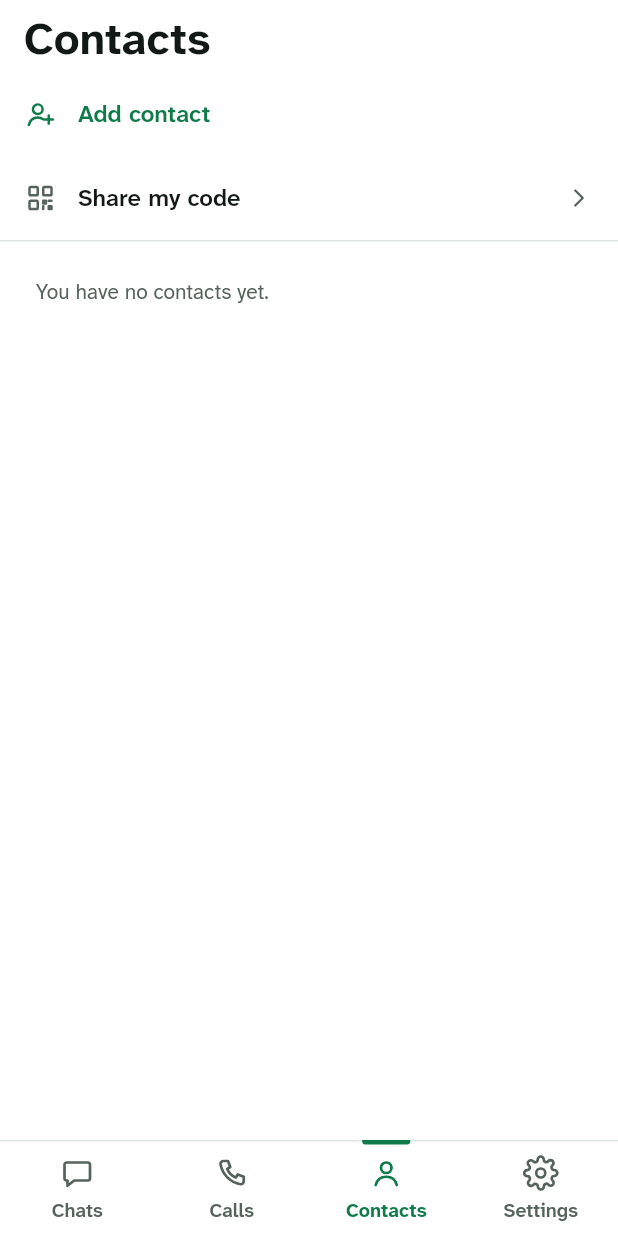
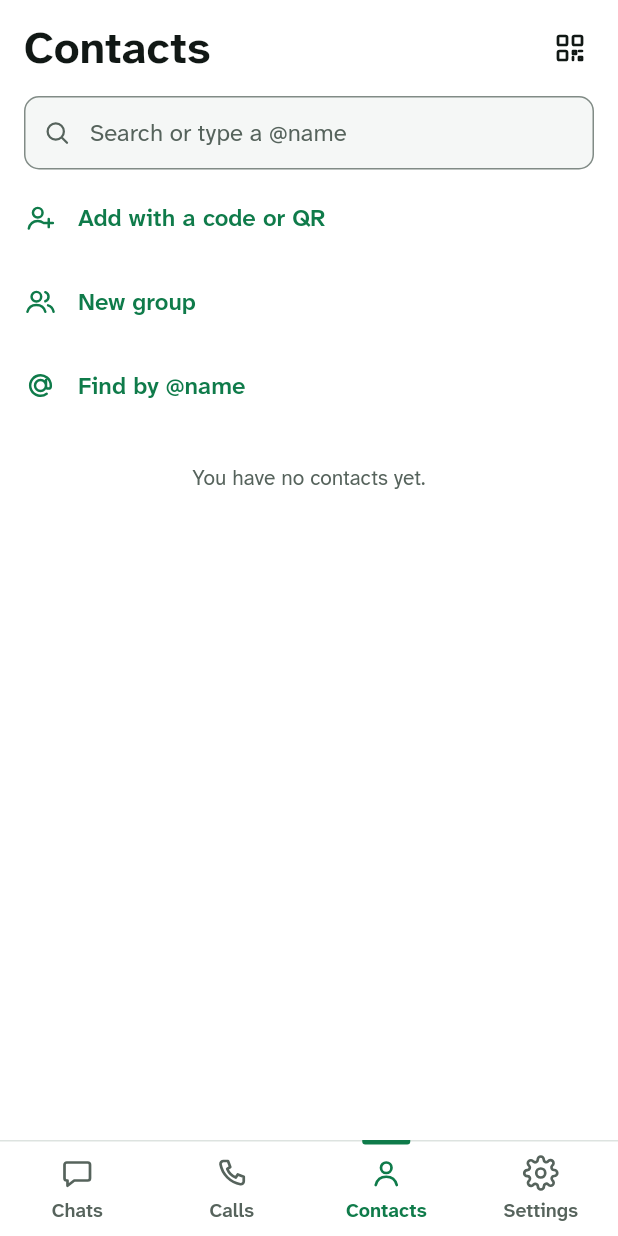
Before and after one commit to trinochat/trino, a Flutter app: the HomeShell screen opened directly, item 3 of the bottom bar chosen, on a phone screen of 412 x 824 dp. Run offline on Flutter 3.47's test engine with Material 3 defaults, Android fonts, the phone set to English and light mode, and no system bars; accounts and stored records are empty; generated files the repository leaves out were written again.

Commit message:
feat(mobile): give Contactos its QR button, search, accent shortcuts and A-Z letters
The title's QR button opens your code; the search finds contacts without
accents and says a @nombre lookup is not in this version yet. "Nuevo grupo"
and "Buscar por @nombre" say the same, and adding by QR offers the scanner
only to say it is not here yet. Contacts sort without accents under their
letter, with the verified shield next to the name and the trust in words.

```diff
--- a/apps/mobile/lib/design/icons.dart
+++ b/apps/mobile/lib/design/icons.dart
@@ -121,6 +121,14 @@ enum TrinoIcons {
     _C(12, 12, 8.5),
     _P('M3.5 12h17'),
     _P('M12 3.5c2.3 2.4 3.5 5.2 3.5 8.5s-1.2 6.1-3.5 8.5c-2.3-2.4-3.5-5.2-3.5-8.5S9.7 5.9 12 3.5z'),
+  ]),
+  atSign([_C(12, 12, 4), _P('M16 8v4.5a1.75 1.75 0 003.5 0V12a7.5 7.5 0 10-3 6')]),
+  key([_P('M15.5 7.5l2.3 2.3a1 1 0 001.4 0l2.1-2.1a1 1 0 000-1.4L19 4'), _P('M21 2l-9.6 9.6'), _C(7.5, 15.5, 5.5)]),
+  smartphone([_R(5, 2, 14, 20, 2), _P('M12 18h.01')]),
+  laptop([
+    _P('M20 16V7a2 2 0 00-2-2H6a2 2 0 00-2 2v9'),
+    _P('M20 16H4'),
+    _P('M20 16l1.28 2.55a1 1 0 01-.9 1.45H3.62a1 1 0 01-.9-1.45L4 16'),
   ]),
   sliders([
     _P('M4 6h10'),
--- a/apps/mobile/lib/l10n/app_en.arb
+++ b/apps/mobile/lib/l10n/app_en.arb
@@ -275,5 +275,14 @@
   "unlockWipeBody": "Your identity, chats and contacts will be deleted from this phone. This cannot be undone.",
   "unlockWipeConfirm": "Delete identity and start over",
   "unlockWiping": "Deleting…",
-  "unlockErrWipe": "The identity could not be deleted. Try again."
+  "unlockErrWipe": "The identity could not be deleted. Try again.",
+
+  "contactsSearchHint": "Search or type a @name",
+  "contactsSearch": "Search contacts",
+  "contactsSearchEmpty": "No contact matches your search.",
+  "contactsUsernameNotYet": "Finding a @name is not available in this version yet.",
+  "contactsAddByCode": "Add with a code or QR",
+  "contactsNewGroup": "New group",
+  "contactsFindByUsername": "Find by @name",
+  "addContactScanQr": "Scan a QR code"
 }
--- a/apps/mobile/lib/screens/contacts_screen.dart
+++ b/apps/mobile/lib/screens/contacts_screen.dart
@@ -1,4 +1,6 @@
-// Contactos: add a contact, share your code, and your contacts.
+// Contactos: the large title with your code's QR, the search, the shortcuts in
+// the accent (add with a code, new group, find by @nombre), and the contacts
+// from A to Z under their letters.
 import 'package:flutter/material.dart';
 
 import '../app/scope.dart';
@@ -7,7 +9,10 @@ import '../design/theme.dart';
 import '../engine/engine.dart';
 import '../l10n/app_localizations.dart';
 import '../ui/avatar.dart';
+import '../ui/icon_button.dart';
 import '../ui/list_row.dart';
+import '../ui/text_field.dart';
+import '../ui/trust_badge.dart';
 import 'add_contact_screen.dart';
 import 'common.dart';
 import 'new_chat_screen.dart';
@@ -22,67 +27,160 @@ class ContactsScreen extends StatefulWidget {
 
 class _ContactsScreenState extends State<ContactsScreen> {
   late final Stream<List<Contact>> _contacts = context.engine.contacts;
+  final _search = TextEditingController();
+
+  @override
+  void dispose() {
+    _search.dispose();
+    super.dispose();
+  }
+
+  String get _query => _search.text.trim();
+
+  /// The engine cannot look up a @nombre yet: the shortcut and the search say so.
+  void _notYet() => showNotice(context, context.l10n.notAvailableYet);
 
   @override
   Widget build(BuildContext context) {
     final l10n = context.l10n;
+    final query = _query;
     return SafeArea(
       bottom: false,
       child: Column(
         children: [
-          LargeTitleBar(title: l10n.contactsTitle),
+          LargeTitleBar(
+            title: l10n.contactsTitle,
+            actions: [
+              TrinoIconButton(
+                icon: TrinoIcons.qr,
+                label: l10n.shareMyCode,
+                onPressed: () => Navigator.of(context).push(ShareCodeScreen.route()),
+              ),
+            ],
+          ),
+          Padding(
+            padding: const EdgeInsets.fromLTRB(16, 4, 16, 4),
+            child: TrinoTextField(
+              controller: _search,
+              semanticLabel: l10n.contactsSearch,
+              hint: l10n.contactsSearchHint,
+              leadingIcon: TrinoIcons.search,
+              textInputAction: TextInputAction.search,
+              autocorrect: false,
+              onChanged: (_) => setState(() {}),
+            ),
+          ),
           Expanded(
-            child: ListView(
+            child: StreamBuilder<List<Contact>>(
+              stream: _contacts,
+              builder: (context, snapshot) {
+                final all = snapshot.data;
+                return ListView(
                   children: [
+                    if (query.isEmpty) ...[
                       ListRow(
                         icon: TrinoIcons.userPlus,
-                  title: l10n.addContact,
+                        title: l10n.contactsAddByCode,
                         accent: true,
                         chevron: false,
                         onTap: () => Navigator.of(context).push(AddContactScreen.route()),
                       ),
                       ListRow(
-                  icon: TrinoIcons.qr,
-                  title: l10n.shareMyCode,
-                  onTap: () => Navigator.of(context).push(ShareCodeScreen.route()),
+                        icon: TrinoIcons.users,
+                        title: l10n.contactsNewGroup,
+                        accent: true,
+                        chevron: false,
+                        onTap: _notYet,
                       ),
-                Divider(color: context.tokens.line),
-                StreamBuilder<List<Contact>>(
-                  stream: _contacts,
-                  builder: (context, snapshot) {
-                    final contacts = sortedByName(snapshot.data ?? const []);
-                    if (snapshot.hasData && contacts.isEmpty) {
-                      return Padding(
-                        padding: const EdgeInsets.all(24),
-                        child: Text(l10n.noContacts, style: context.text.secondary),
-                      );
-                    }
-                    return Column(
-                      children: [
-                        for (final contact in contacts)
                       ListRow(
-                            key: ValueKey(contact.id),
-                            leading: TrinoAvatar(name: contact.name, size: 40),
-                            title: contact.name,
-                            subtitle: trustLabel(contact.trust, l10n),
+                        icon: TrinoIcons.atSign,
+                        title: l10n.contactsFindByUsername,
+                        accent: true,
                         chevron: false,
-                            onTap: () => openChatWith(context, contact),
+                        onTap: _notYet,
                       ),
+                    ],
+                    if (all != null) ..._list(context, all, query),
                   ],
                 );
               },
-                ),
-              ],
             ),
           ),
         ],
       ),
     );
   }
+
+  List<Widget> _list(BuildContext context, List<Contact> all, String query) {
+    final l10n = context.l10n;
+    if (query.startsWith('@')) return [_Note(l10n.contactsUsernameNotYet)];
+    if (all.isEmpty) return [_Note(l10n.noContacts)];
+    final folded = foldForSearch(query);
+    final contacts = sortedByName([
+      for (final contact in all)
+        if (folded.isEmpty || foldForSearch(contact.name).contains(folded)) contact,
+    ]);
+    if (contacts.isEmpty) return [_Note(l10n.contactsSearchEmpty)];
+    String? letter;
+    return [
+      for (final contact in contacts) ...[
+        if (initialOf(contact.name) != letter) _LetterHeader(letter = initialOf(contact.name)),
+        ListRow(
+          key: ValueKey(contact.id),
+          leading: TrinoAvatar(name: contact.name, size: 40),
+          title: contact.name,
+          // The subtitle says it in words; the shield is only for the eye.
+          titleBadge: contact.trust == Trust.verified
+              ? ExcludeSemantics(
+                  child: TrustBadge(kind: TrustKind.verified, label: l10n.contactVerified, compact: true),
+                )
+              : null,
+          subtitle: trustLabel(contact.trust, l10n),
+          chevron: false,
+          onTap: () => openChatWith(context, contact),
+        ),
+      ],
+    ];
+  }
 }
 
+/// The letter above the contacts whose name starts with it.
+class _LetterHeader extends StatelessWidget {
+  const _LetterHeader(this.letter);
+
+  final String letter;
+
+  @override
+  Widget build(BuildContext context) => Padding(
+    padding: const EdgeInsets.fromLTRB(16, 12, 16, 2),
+    child: Semantics(container: true, header: true, child: TrinoLabel(letter)),
+  );
+}
+
+class _Note extends StatelessWidget {
+  const _Note(this.text);
+
+  final String text;
+
+  @override
+  Widget build(BuildContext context) => Padding(
+    padding: const EdgeInsets.all(24),
+    child: Text(text, textAlign: TextAlign.center, style: context.text.secondary),
+  );
+}
+
+/// By name, ignoring accents and capitals, so "Ángela" sorts with the A.
 List<Contact> sortedByName(List<Contact> contacts) =>
-    [...contacts]..sort((a, b) => a.name.toLowerCase().compareTo(b.name.toLowerCase()));
+    [...contacts]..sort((a, b) => foldForSearch(a.name).compareTo(foldForSearch(b.name)));
+
+/// The letter a name goes under: its first letter without the accent, or "#"
+/// for a name that starts otherwise.
+String initialOf(String name) {
+  final folded = foldForSearch(name.trim());
+  if (folded.isEmpty) return '#';
+  final first = folded.characters.first.toUpperCase();
+  return RegExp(r'^[A-Z]$').hasMatch(first) ? first : '#';
+}
 
 String trustLabel(Trust trust, AppLocalizations l10n) => switch (trust) {
   Trust.verified => l10n.contactVerified,
--- a/apps/mobile/lib/ui/list_row.dart
+++ b/apps/mobile/lib/ui/list_row.dart
@@ -13,6 +13,7 @@ class ListRow extends StatelessWidget {
     this.subtitle,
     this.icon,
     this.leading,
+    this.titleBadge,
     this.value,
     this.trailing,
     this.onTap,
@@ -27,6 +28,9 @@ class ListRow extends StatelessWidget {
 
   /// In place of [icon], such as an avatar.
   final Widget? leading;
+
+  /// Right after the title, such as a contact's verified shield.
+  final Widget? titleBadge;
 
   /// The current choice, such as "Tras 5 minutos".
   final String? value;
@@ -75,7 +79,18 @@ class ListRow extends StatelessWidget {
                         mainAxisSize: MainAxisSize.min,
                         crossAxisAlignment: CrossAxisAlignment.start,
                         children: [
-                          Text(title, style: text.bodyStrong.copyWith(color: color)),
+                          if (titleBadge == null)
+                            Text(title, style: text.bodyStrong.copyWith(color: color))
+                          else
+                            Row(
+                              children: [
+                                Flexible(
+                                  child: Text(title, style: text.bodyStrong.copyWith(color: color)),
+                                ),
+                                const SizedBox(width: 4),
+                                titleBadge!,
+                              ],
+                            ),
                           if (subtitle != null)
                             Padding(
                               padding: const EdgeInsets.only(top: 2),
```
Also changed, not shown: apps/mobile/lib/l10n/app_es.arb (+12 -1 lines), apps/mobile/lib/l10n/app_pt.arb (+10 -1 lines), apps/mobile/lib/screens/add_contact_screen.dart (+12 -1 lines), 2 other files. Lines whose indentation alone changed are shown as unchanged.
